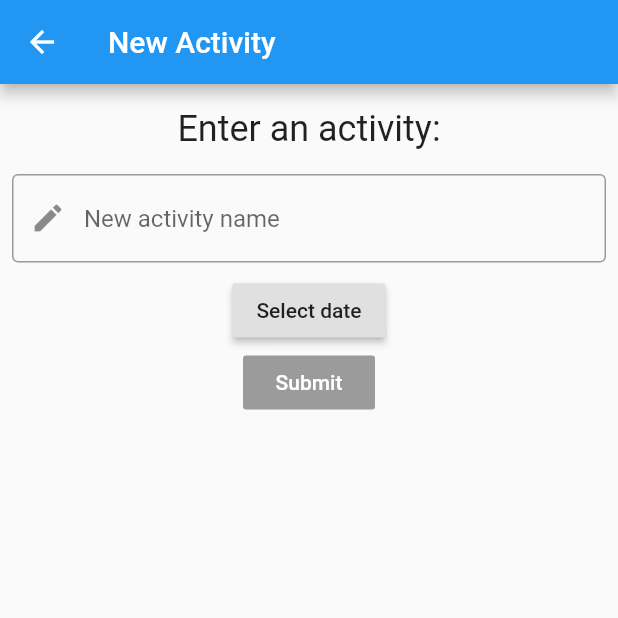
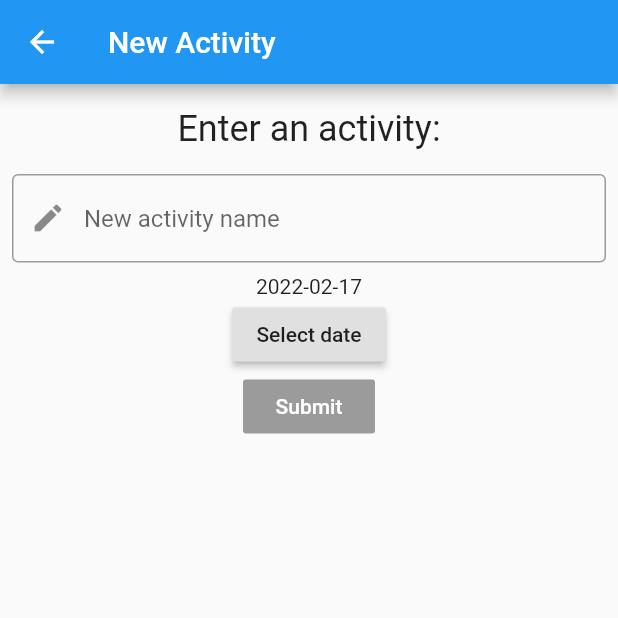
Before and after one commit to CayneByron/days_since, a Flutter app: the screen it shows after launch, after a tap on the "delete" icon, after a tap on the "add" icon, on a phone screen of 412 x 824 dp, the top half of it. Run offline on Flutter 3.47's test engine with Material 2 defaults, Android fonts, the phone set to English and light mode, and no system bars; our stand-ins replace sqflite; accounts and stored records are empty.

```diff
--- a/lib/pages/add_activity.dart
+++ b/lib/pages/add_activity.dart
@@ -5,6 +5,7 @@ import 'package:sqflite/sqflite.dart';
 import 'package:days_since/models/activity.dart';
 import 'package:uuid/uuid.dart';
 import 'package:uuid/uuid_util.dart';
+import 'package:intl/intl.dart';
 
 class AddActivity extends StatefulWidget {
   const AddActivity({Key key}) : super(key: key);
@@ -49,6 +50,8 @@ class _AddActivityState extends State<AddActivity> {
   Widget build(BuildContext context) {
     data = data.isNotEmpty ? data : ModalRoute.of(context).settings.arguments;
     db = data['db'];
+    final DateFormat dateFormatter = DateFormat('yyyy-MM-dd');
+    final String formattedDate = dateFormatter.format(selectedDate);
 
     return Scaffold(
       appBar: AppBar(
@@ -81,6 +84,7 @@ class _AddActivityState extends State<AddActivity> {
               },
             ),
           ),
+          Text("$formattedDate"),
           RaisedButton(
             onPressed: () => _selectDate(context),
             child: Text('Select date'),
```
Also changed, not shown: lib/pages/list_page.dart (+29 -6 lines), pubspec.lock.
